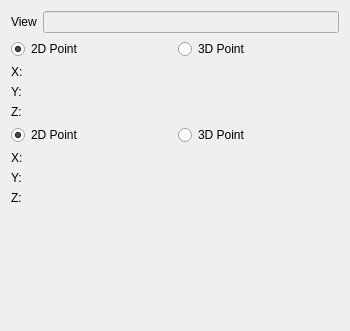
Before: the Qt Designer form src/Mod/TechDraw/Gui/TaskCosmeticLine.ui in southseact-3d/fcd, drawn with Qt 5.
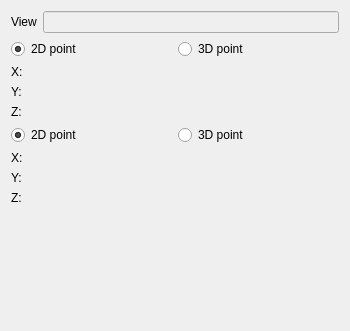
After: the same form once the commit is applied. Custom widgets are drawn as their Qt base class.

Patch:
```diff
--- a/src/Mod/TechDraw/Gui/TaskCosmeticLine.ui
+++ b/src/Mod/TechDraw/Gui/TaskCosmeticLine.ui
@@ -58,7 +58,7 @@
      <item row="0" column="0">
       <widget class="QRadioButton" name="rb2d1">
        <property name="text">
-        <string>2D Point</string>
+        <string>2D point</string>
        </property>
        <property name="checked">
         <bool>true</bool>
@@ -74,7 +74,7 @@
      <item row="0" column="1">
       <widget class="QRadioButton" name="rb3d1">
        <property name="text">
-        <string>3D Point</string>
+        <string>3D point</string>
        </property>
        <property name="autoExclusive">
         <bool>true</bool>
@@ -137,7 +137,7 @@
      <item row="0" column="0">
       <widget class="QRadioButton" name="rb2d2">
        <property name="text">
-        <string>2D Point</string>
+        <string>2D point</string>
        </property>
        <property name="checked">
         <bool>true</bool>
@@ -153,7 +153,7 @@
      <item row="0" column="1">
       <widget class="QRadioButton" name="rb3d2">
        <property name="text">
-        <string>3D Point</string>
+        <string>3D point</string>
        </property>
        <property name="autoExclusive">
         <bool>true</bool>
```
